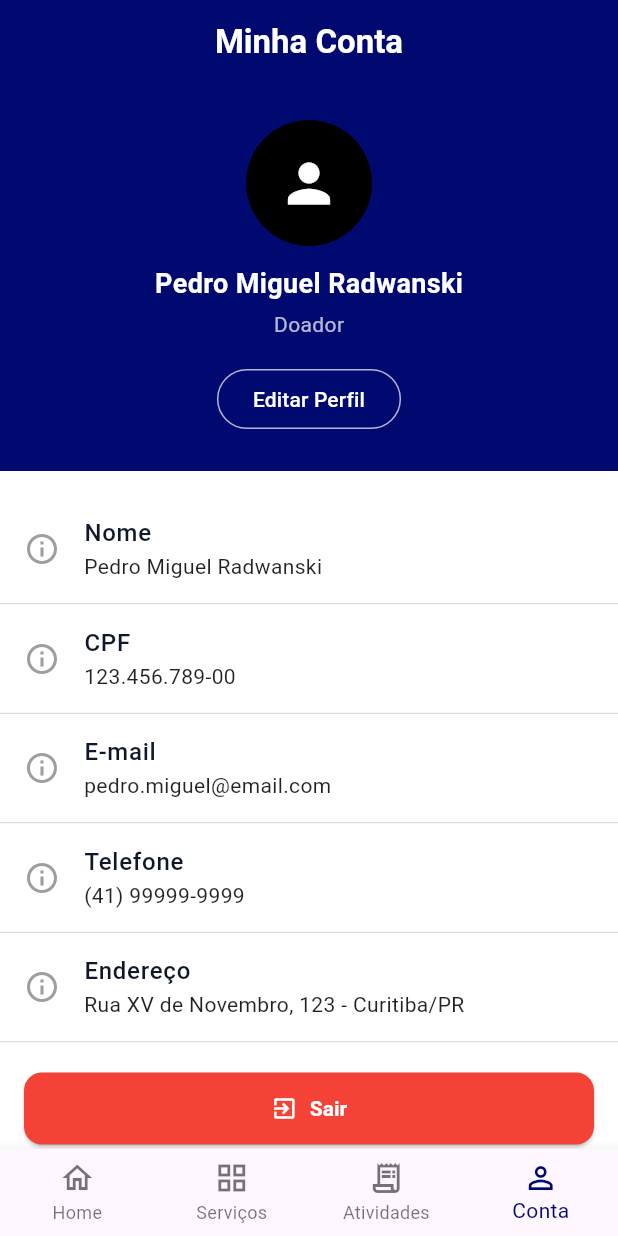
After one commit to TexCycle/texcycle-app, a Flutter app: the AccountPage screen opened by its route, on a phone screen of 412 x 824 dp. The commit adds this screen. Run offline on Flutter 3.47's test engine with Material 3 defaults, Android fonts, the phone set to English and light mode, and no system bars; our stand-ins replace flutter_map, geolocator, go_router, latlong2.

Commit message:
feat(frontend): finalize initial my account screen

```diff
--- a/frontend/lib/core/routing/app_router.dart
+++ b/frontend/lib/core/routing/app_router.dart
@@ -1,4 +1,5 @@
 import 'package:flutter/material.dart';
+import 'package:frontend/features/account/presentation/pages/account_page.dart';
 import 'package:frontend/features/auth/presentation/pages/signin_page.dart';
 import 'package:frontend/features/chat/presentation/pages/chat_page.dart';
 import 'package:frontend/features/map/presentation/pages/map_page.dart';
@@ -12,6 +13,7 @@ GoRouter buildRouter() => GoRouter(
     GoRoute(path: '/signin', builder: (_, __) => const SignInPage()),
     GoRoute(path: '/map', builder: (_, __) => const MapPage()),
     GoRoute(path: '/chat', builder: (_, __) => const ChatPage()),
+    GoRoute(path: '/myaccount', builder: (_, __) => const AccountPage()),
   ],
   errorBuilder: (_, state) => Scaffold(
     appBar: AppBar(title: const Text('Ops')),
--- /dev/null
+++ b/frontend/lib/features/account/presentation/pages/account_page.dart
@@ -0,0 +1,160 @@
+import 'package:flutter/material.dart';
+import 'package:go_router/go_router.dart';
+import '../../../../../core/config/app_colors.dart';
+
+class AccountPage extends StatefulWidget {
+  const AccountPage({super.key});
+
+  @override
+  State<AccountPage> createState() => _AccountPageState();
+}
+
+class _AccountPageState extends State<AccountPage> {
+  int _currentIndex = 3;
+
+  @override
+  Widget build(BuildContext context) {
+    return Scaffold(
+      backgroundColor: Colors.white,
+      appBar: AppBar(
+        backgroundColor: AppColors.navy,
+        elevation: 0,
+        title: const Text(
+          "Minha Conta",
+          style: TextStyle(color: Colors.white, fontWeight: FontWeight.w600),
+        ),
+        centerTitle: true,
+        iconTheme: const IconThemeData(color: Colors.white),
+      ),
+      body: SingleChildScrollView(
+        child: Column(
+          children: [
+            Container(
+              width: double.infinity,
+              padding: const EdgeInsets.symmetric(vertical: 24, horizontal: 16),
+              color: AppColors.navy,
+              child: Column(
+                children: [
+                  const CircleAvatar(
+                    radius: 42,
+                    backgroundColor: Colors.black,
+                    child: Icon(Icons.person, color: Colors.white, size: 42),
+                  ),
+                  const SizedBox(height: 12),
+                  const Text(
+                    "Pedro Miguel Radwanski",
+                    style: TextStyle(
+                      color: Colors.white,
+                      fontWeight: FontWeight.w700,
+                      fontSize: 18,
+                    ),
+                  ),
+                  const SizedBox(height: 4),
+                  const Text(
+                    "Doador",
+                    style: TextStyle(color: Colors.white70, fontSize: 14),
+                  ),
+                  const SizedBox(height: 16),
+                  OutlinedButton(
+                    style: OutlinedButton.styleFrom(
+                      foregroundColor: Colors.white,
+                      side: const BorderSide(color: Colors.white70),
+                      shape: RoundedRectangleBorder(
+                        borderRadius: BorderRadius.circular(30),
+                      ),
+                    ),
+                    onPressed: () {
+                      // TODO: ação editar perfil
+                    },
+                    child: const Text("Editar Perfil"),
+                  ),
+                ],
+              ),
+            ),
+
+            const SizedBox(height: 16),
+            _buildInfoTile("Nome", "Pedro Miguel Radwanski"),
+            _buildInfoTile("CPF", "123.456.789-00"),
+            _buildInfoTile("E-mail", "pedro.miguel@email.com"),
+            _buildInfoTile("Telefone", "(41) 99999-9999"),
+            _buildInfoTile("Endereço", "Rua XV de Novembro, 123 - Curitiba/PR"),
+
+            const SizedBox(height: 20),
+
+            Padding(
+              padding: const EdgeInsets.symmetric(horizontal: 16),
+              child: ElevatedButton.icon(
+                style: ElevatedButton.styleFrom(
+                  backgroundColor: Colors.red,
+                  foregroundColor: Colors.white,
+                  minimumSize: const Size.fromHeight(48),
+                  shape: RoundedRectangleBorder(
+                    borderRadius: BorderRadius.circular(12),
+                  ),
+                ),
+                onPressed: () {
+                  context.go('/signin');
+                },
+                icon: const Icon(Icons.exit_to_app),
+                label: const Text(
+                  "Sair",
+                  style: TextStyle(fontWeight: FontWeight.w700),
+                ),
+              ),
+            ),
+            const SizedBox(height: 20),
+          ],
+        ),
+      ),
+
+      bottomNavigationBar: BottomNavigationBar(
+        currentIndex: _currentIndex,
+        onTap: (i) {
+          setState(() => _currentIndex = i);
+          if (i == 0) context.go('/map');
+          if (i == 1) context.go('/services');
+          if (i == 2) context.go('/activity');
+          if (i == 3) context.go('/account');
+        },
+        type: BottomNavigationBarType.fixed,
+        selectedItemColor: AppColors.navy,
+        unselectedItemColor: Colors.black54,
+        items: const [
+          BottomNavigationBarItem(
+            icon: Icon(Icons.home_outlined),
+            activeIcon: Icon(Icons.home),
+            label: 'Home',
+          ),
+          BottomNavigationBarItem(
+            icon: Icon(Icons.grid_view_outlined),
+            label: 'Serviços',
+          ),
+          BottomNavigationBarItem(
+            icon: Icon(Icons.receipt_long_outlined),
+            label: 'Atividades',
+          ),
+          BottomNavigationBarItem(
+            icon: Icon(Icons.person_outline),
+            label: 'Conta',
+          ),
+        ],
+      ),
+    );
+  }
+
+  Widget _buildInfoTile(String label, String value) {
+    return Column(
+      children: [
+        ListTile(
+          leading: const Icon(Icons.info_outline, color: Colors.grey),
+          title: Text(
+            label,
+            style: const TextStyle(fontWeight: FontWeight.w500),
+          ),
+          subtitle: Text(value, style: const TextStyle(color: Colors.black87)),
+        ),
+        const Divider(height: 1, thickness: 0.5),
+      ],
+    );
+  }
+}
--- a/frontend/lib/features/map/presentation/pages/map_page.dart
+++ b/frontend/lib/features/map/presentation/pages/map_page.dart
@@ -85,12 +85,10 @@ class _MapPageState extends State<MapPage> {
       body: SafeArea(
         child: Column(
           children: [
-            // --------- HEADER (branco) ----------
             Padding(
               padding: const EdgeInsets.fromLTRB(16, 16, 16, 8),
               child: Row(
                 children: [
-                  // pill de busca
                   Expanded(
                     child: Container(
                       height: 48,
@@ -152,9 +150,7 @@ class _MapPageState extends State<MapPage> {
               ),
             ),
 
-            // --------- MAPA (não ocupa a tela toda) ----------
-            // Usa Expanded para preencher o espaço ENTRE header e footer.
-            // Envolvido num card com bordas arredondadas.
+
             Expanded(
               child: Padding(
                 padding: const EdgeInsets.fromLTRB(0, 12, 0, 0),
@@ -185,7 +181,6 @@ class _MapPageState extends State<MapPage> {
                         ],
                       ),
 
-                      // botão "minha localização" dentro do card do mapa
                       Positioned(
                         right: 12,
                         bottom: 12,
@@ -214,11 +209,24 @@ class _MapPageState extends State<MapPage> {
         ),
       ),
 
-      // --------- FOOTER (sempre no final da tela) ----------
       bottomNavigationBar: BottomNavigationBar(
         currentIndex: _currentIndex,
         onTap: (i) {
-          /* ... */
+          setState(() => _currentIndex = i);
+          switch (i) {
+            case 0:
+              context.go('/map');
+              break;
+            // case 1:
+            //   context.go('/services');
+            //   break;
+            // case 2:
+            //   context.go('/activities');
+            //   break;
+            case 3:
+              context.go('/myaccount');
+              break;
+          }
         },
         type: BottomNavigationBarType.fixed,
         selectedItemColor: AppColors.navy,
```
